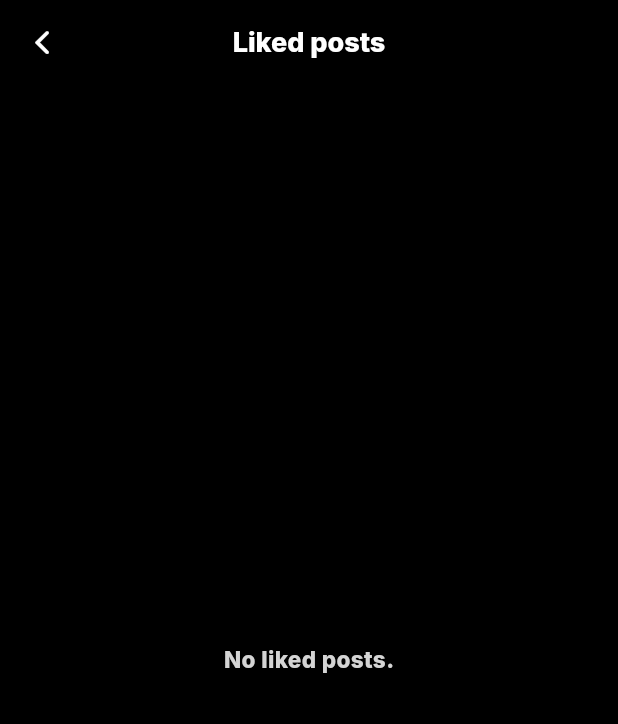
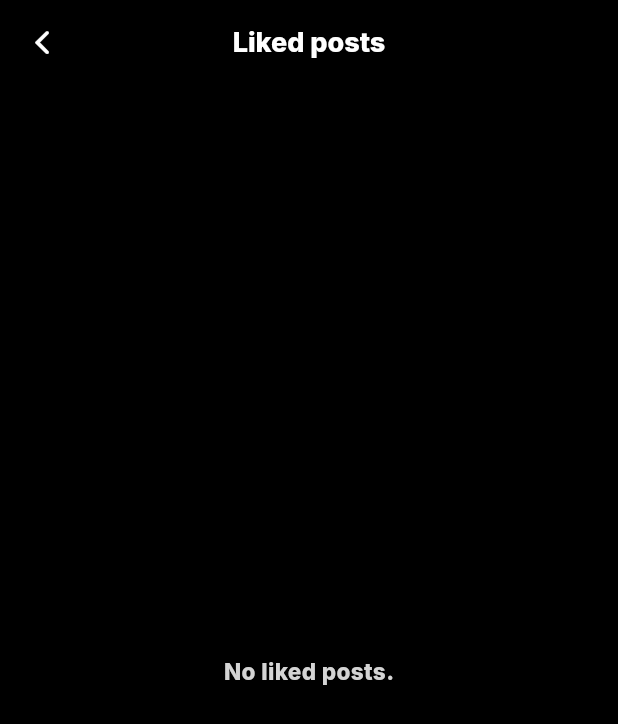
Before and after one commit to Tho100/revent, a Flutter app: the LikedPage screen opened directly, on a phone screen of 412 x 824 dp. Shown: the top 724 px of the screen. Run offline on Flutter 3.47's test engine with Material 3 defaults, Android fonts, the phone set to English and light mode, and no system bars; our stand-ins replace flutter_cache_manager, flutter_dotenv, flutter_native_image, get_it, google_fonts; missing offline and left inert: dynamic_height_grid_view, image_picker_plus, mysql_client; statements that could not run were skipped.

Commit message:
Minor UI changes on liked-page

```diff
--- a/lib/pages/setttings/liked_page.dart
+++ b/lib/pages/setttings/liked_page.dart
@@ -76,10 +76,7 @@ class LikedPageState extends State<LikedPage> {
 
   Widget _buildBody() {
     return Padding(
-      padding: const EdgeInsets.symmetric(
-        horizontal: 12.0,
-        vertical: 15.0 // TODO: Remove this and set to TOP
-      ),
+      padding: const EdgeInsets.only(left: 12.0, right: 12.0, top: 15),
       child: Consumer<LikedVentDataProvider>(
         builder: (_, likedVentData, __) {
           return ValueListenableBuilder(
```
